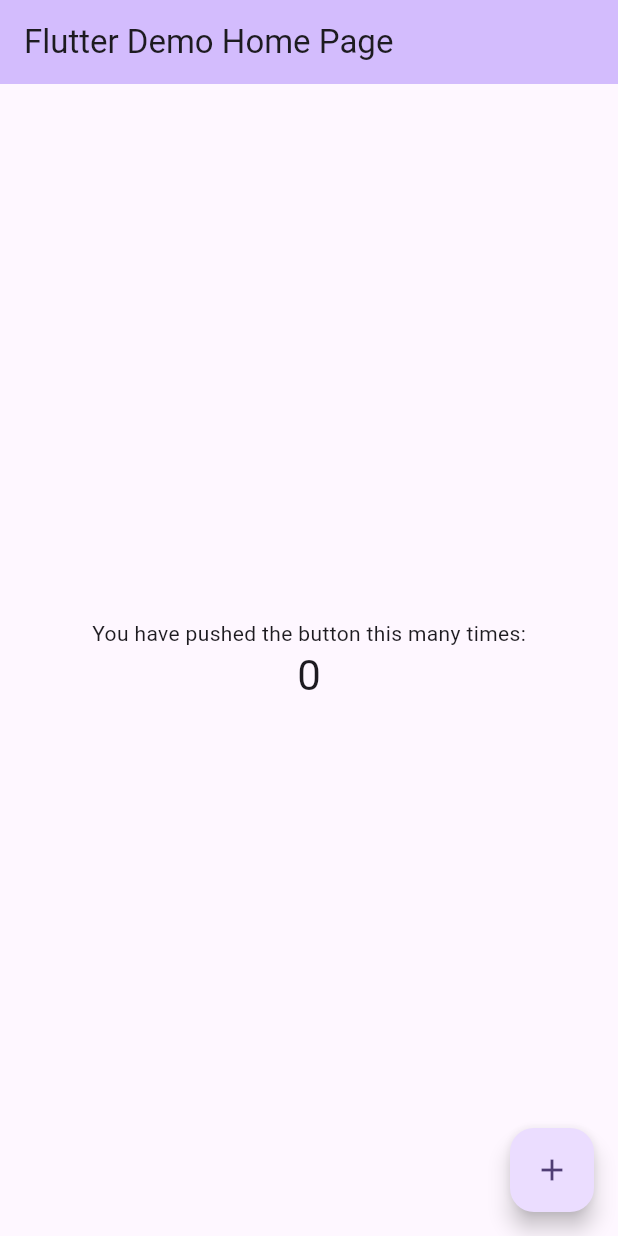
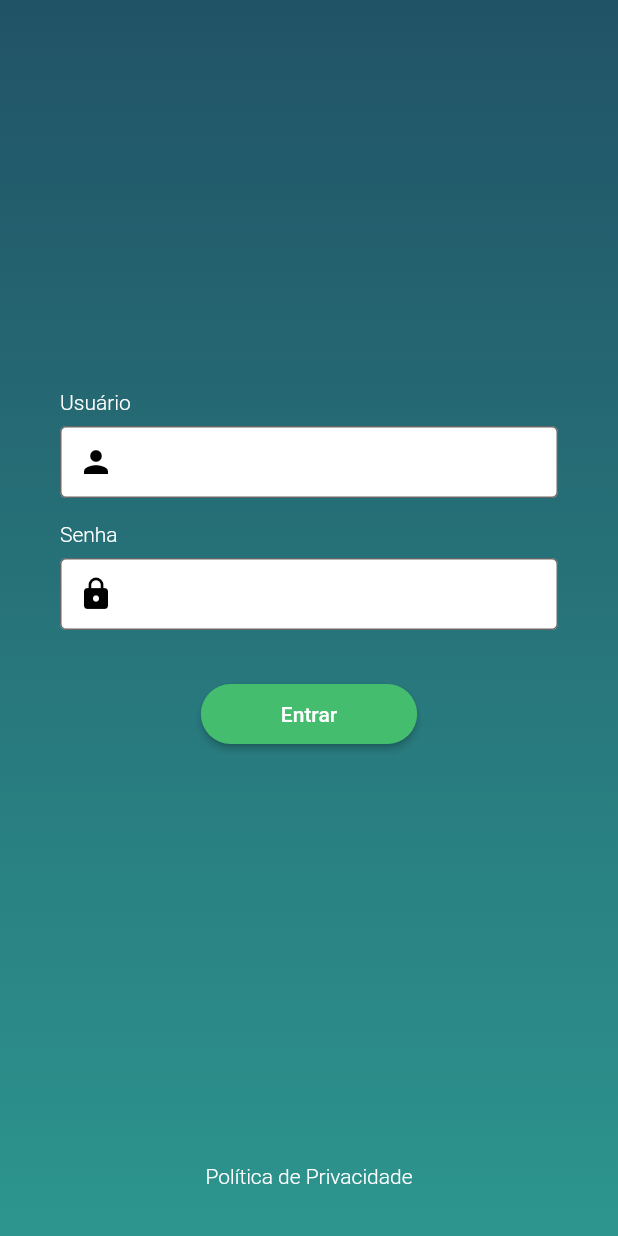
Before and after one commit to LuisFelipe635/target_flutter_test, a Flutter app: the screen it shows after launch, on a phone screen of 412 x 824 dp. Run offline on Flutter 3.47's test engine with Material 2 defaults, Android fonts, the phone set to English and light mode, and no system bars.

Commit message:
feat: create login screen

```diff
--- a/lib/main.dart
+++ b/lib/main.dart
@@ -1,4 +1,6 @@
 import 'package:flutter/material.dart';
+
+import 'screens/login_screen.dart';
 
 void main() {
   runApp(const MyApp());
@@ -7,119 +9,12 @@ void main() {
 class MyApp extends StatelessWidget {
   const MyApp({super.key});
 
-  // This widget is the root of your application.
   @override
   Widget build(BuildContext context) {
-    return MaterialApp(
-      title: 'Flutter Demo',
-      theme: ThemeData(
-        // This is the theme of your application.
-        //
-        // TRY THIS: Try running your application with "flutter run". You'll see
-        // the application has a blue toolbar. Then, without quitting the app,
-        // try changing the seedColor in the colorScheme below to Colors.green
-        // and then invoke "hot reload" (save your changes or press the "hot
-        // reload" button in a Flutter-supported IDE, or press "r" if you used
-        // the command line to start the app).
-        //
-        // Notice that the counter didn't reset back to zero; the application
-        // state is not lost during the reload. To reset the state, use hot
-        // restart instead.
-        //
-        // This works for code too, not just values: Most code changes can be
-        // tested with just a hot reload.
-        colorScheme: ColorScheme.fromSeed(seedColor: Colors.deepPurple),
-        useMaterial3: true,
-      ),
-      home: const MyHomePage(title: 'Flutter Demo Home Page'),
+    return const MaterialApp(
+      debugShowCheckedModeBanner: false,
+      title: 'Target Test',
+      home: LoginScreen(),
     );
   }
 }
-
-class MyHomePage extends StatefulWidget {
-  const MyHomePage({super.key, required this.title});
-
-  // This widget is the home page of your application. It is stateful, meaning
-  // that it has a State object (defined below) that contains fields that affect
-  // how it looks.
-
-  // This class is the configuration for the state. It holds the values (in this
-  // case the title) provided by the parent (in this case the App widget) and
-  // used by the build method of the State. Fields in a Widget subclass are
-  // always marked "final".
-
-  final String title;
-
-  @override
-  State<MyHomePage> createState() => _MyHomePageState();
-}
-
-class _MyHomePageState extends State<MyHomePage> {
-  int _counter = 0;
-
-  void _incrementCounter() {
-    setState(() {
-      // This call to setState tells the Flutter framework that something has
-      // changed in this State, which causes it to rerun the build method below
-      // so that the display can reflect the updated values. If we changed
-      // _counter without calling setState(), then the build method would not be
-      // called again, and so nothing would appear to happen.
-      _counter++;
-    });
-  }
-
-  @override
-  Widget build(BuildContext context) {
-    // This method is rerun every time setState is called, for instance as done
-    // by the _incrementCounter method above.
-    //
-    // The Flutter framework has been optimized to make rerunning build methods
-    // fast, so that you can just rebuild anything that needs updating rather
-    // than having to individually change instances of widgets.
-    return Scaffold(
-      appBar: AppBar(
-        // TRY THIS: Try changing the color here to a specific color (to
-        // Colors.amber, perhaps?) and trigger a hot reload to see the AppBar
-        // change color while the other colors stay the same.
-        backgroundColor: Theme.of(context).colorScheme.inversePrimary,
-        // Here we take the value from the MyHomePage object that was created by
-        // the App.build method, and use it to set our appbar title.
-        title: Text(widget.title),
-      ),
-      body: Center(
-        // Center is a layout widget. It takes a single child and positions it
-        // in the middle of the parent.
-        child: Column(
-          // Column is also a layout widget. It takes a list of children and
-          // arranges them vertically. By default, it sizes itself to fit its
-          // children horizontally, and tries to be as tall as its parent.
-          //
-          // Column has various properties to control how it sizes itself and
-          // how it positions its children. Here we use mainAxisAlignment to
-          // center the children vertically; the main axis here is the vertical
-          // axis because Columns are vertical (the cross axis would be
-          // horizontal).
-          //
-          // TRY THIS: Invoke "debug painting" (choose the "Toggle Debug Paint"
-          // action in the IDE, or press "p" in the console), to see the
-          // wireframe for each widget.
-          mainAxisAlignment: MainAxisAlignment.center,
-          children: <Widget>[
-            const Text(
-              'You have pushed the button this many times:',
-            ),
-            Text(
-              '$_counter',
-              style: Theme.of(context).textTheme.headlineMedium,
-            ),
-          ],
-        ),
-      ),
-      floatingActionButton: FloatingActionButton(
-        onPressed: _incrementCounter,
-        tooltip: 'Increment',
-        child: const Icon(Icons.add),
-      ), // This trailing comma makes auto-formatting nicer for build methods.
-    );
-  }
-}
--- /dev/null
+++ b/lib/screens/login_screen.dart
@@ -0,0 +1,121 @@
+import 'package:flutter/material.dart';
+import 'package:url_launcher/url_launcher_string.dart';
+
+class LoginScreen extends StatefulWidget {
+  const LoginScreen({super.key});
+
+  @override
+  State<LoginScreen> createState() => _LoginScreenState();
+}
+
+class _LoginScreenState extends State<LoginScreen> {
+  @override
+  Widget build(BuildContext context) {
+    return Scaffold(
+      body: Container(
+        decoration: const BoxDecoration(
+          gradient: LinearGradient(
+            begin: Alignment.topCenter,
+            end: Alignment.bottomCenter,
+            colors: [
+              Color(0xFF215366),
+              Color(0xFF2D958E),
+            ],
+          ),
+        ),
+        child: SafeArea(
+          child: Column(
+            mainAxisAlignment: MainAxisAlignment.spaceBetween,
+            crossAxisAlignment: CrossAxisAlignment.stretch,
+            children: [
+              const SizedBox(),
+              Padding(
+                padding: const EdgeInsets.symmetric(horizontal: 40.0),
+                child: Column(
+                  children: [
+                    const Align(
+                      alignment: Alignment.centerLeft,
+                      child: Text(
+                        'Usuário',
+                        style: TextStyle(
+                          color: Colors.white,
+                          fontWeight: FontWeight.w300,
+                        ),
+                      ),
+                    ),
+                    const SizedBox(height: 8.0),
+                    TextFormField(
+                      onEditingComplete: () => FocusScope.of(context).nextFocus(),
+                      decoration: const InputDecoration(
+                        constraints: BoxConstraints(maxHeight: 48.0),
+                        filled: true,
+                        fillColor: Colors.white,
+                        border: OutlineInputBorder(),
+                        prefixIcon: Icon(Icons.person, color: Colors.black),
+                      ),
+                    ),
+                    const SizedBox(height: 16.0),
+                    const Align(
+                      alignment: Alignment.centerLeft,
+                      child: Text(
+                        'Senha',
+                        style: TextStyle(
+                          color: Colors.white,
+                          fontWeight: FontWeight.w300,
+                        ),
+                      ),
+                    ),
+                    const SizedBox(height: 8.0),
+                    TextFormField(
+                      decoration: const InputDecoration(
+                        constraints: BoxConstraints(maxHeight: 48.0),
+                        filled: true,
+                        fillColor: Colors.white,
+                        border: OutlineInputBorder(),
+                        prefixIcon: Icon(Icons.lock, color: Colors.black),
+                      ),
+                    ),
+                    const SizedBox(height: 32.0),
+                    ElevatedButton(
+                      onPressed: () {},
+                      style: ButtonStyle(
+                        backgroundColor: const MaterialStatePropertyAll(Color(0xFF44BD6E)),
+                        fixedSize: MaterialStatePropertyAll(
+                          Size(MediaQuery.of(context).size.width * 0.35, 40.0),
+                        ),
+                        shape: MaterialStatePropertyAll(
+                          RoundedRectangleBorder(
+                            borderRadius: BorderRadius.circular(48.0),
+                          ),
+                        ),
+                      ),
+                      child: const Text('Entrar'),
+                    ),
+                  ],
+                ),
+              ),
+              Padding(
+                padding: const EdgeInsets.only(bottom: 16.0),
+                child: TextButton(
+                  onPressed: () => launchUrlString(
+                    'https://www.google.com.br',
+                    mode: LaunchMode.externalApplication,
+                  ),
+                  child: const Text(
+                    'Política de Privacidade',
+                    style: TextStyle(
+                      color: Colors.white,
+                      fontWeight: FontWeight.w300,
+                    ),
+                  ),
+                ),
+              )
+            ],
+          ),
+        ),
+      ),
+    );
+  }
+}
+
+// Botão: 0xFF44BD6E
```
